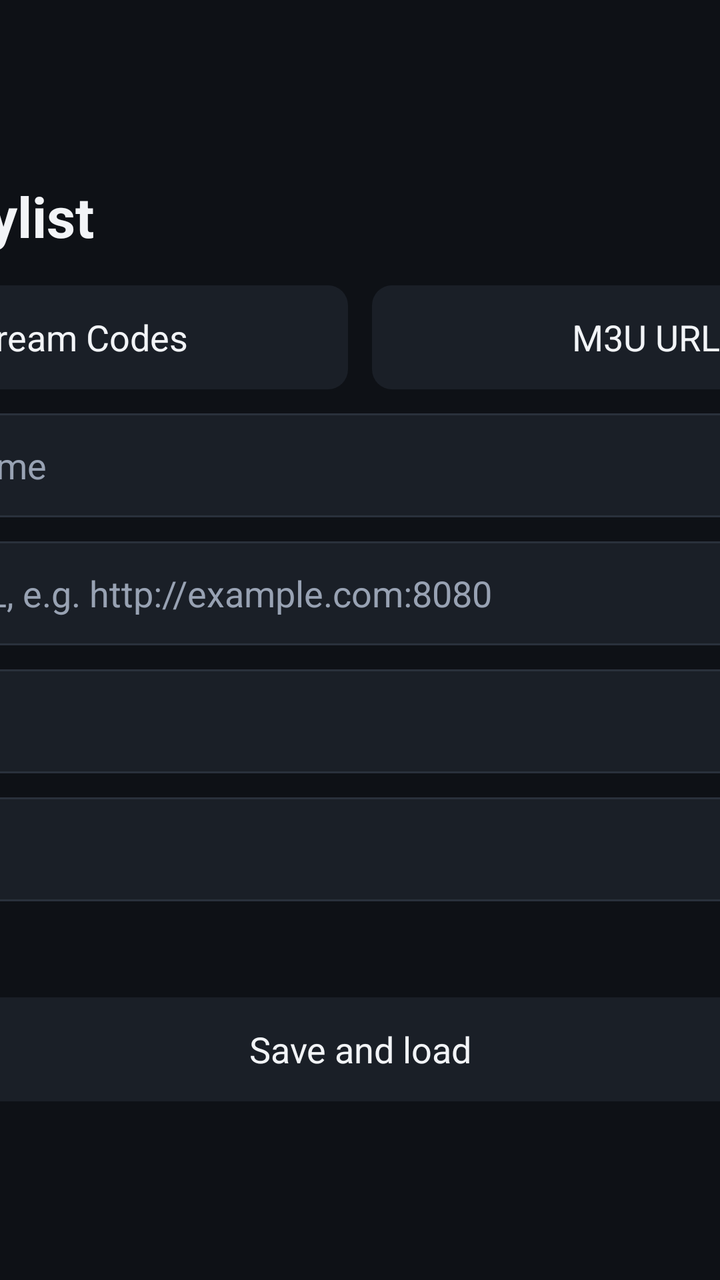
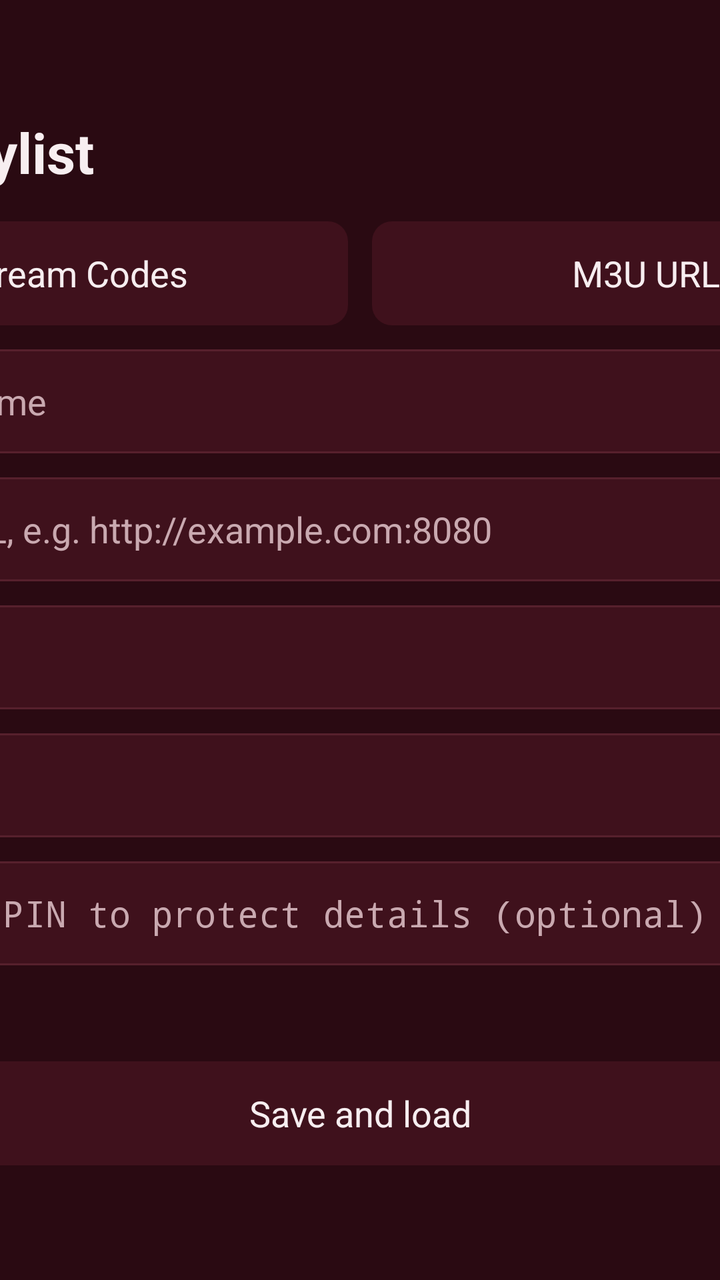

Before-and-after screenshots of an Android layout around one commit, followed by the original layout XML and the change that was made.
<!-- AndroidManifest.xml: application theme Theme.IptvPlayer -->
<!-- res/layout/screen_add_playlist.xml -->
<?xml version="1.0" encoding="utf-8"?>
<FrameLayout xmlns:android="http://schemas.android.com/apk/res/android"
    android:layout_width="match_parent"
    android:layout_height="match_parent"
    android:background="@color/background">

    <LinearLayout
        android:layout_width="560dp"
        android:layout_height="wrap_content"
        android:layout_gravity="center"
        android:orientation="vertical">

        <TextView
            style="@style/Text.Title"
            android:layout_width="wrap_content"
            android:layout_height="wrap_content"
            android:text="@string/add_playlist" />

        <LinearLayout
            android:layout_width="match_parent"
            android:layout_height="wrap_content"
            android:layout_marginTop="16dp"
            android:orientation="horizontal">

            <TextView
                android:id="@+id/mode_xtream"
                style="@style/TileButton"
                android:layout_width="0dp"
                android:layout_weight="1"
                android:text="@string/mode_xtream" />

            <TextView
                android:id="@+id/mode_m3u"
                style="@style/TileButton"
                android:layout_width="0dp"
                android:layout_marginStart="12dp"
                android:layout_weight="1"
                android:text="@string/mode_m3u" />
        </LinearLayout>

        <EditText
            android:id="@+id/name"
            style="@style/Input"
            android:hint="@string/hint_name"
            android:importantForAutofill="no"
            android:inputType="text" />

        <EditText
            android:id="@+id/server"
            style="@style/Input"
            android:hint="@string/hint_server"
            android:importantForAutofill="no"
            android:inputType="textUri" />

        <EditText
            android:id="@+id/username"
            style="@style/Input"
            android:hint="@string/hint_username"
            android:importantForAutofill="no"
            android:inputType="textNoSuggestions|textVisiblePassword" />

        <EditText
            android:id="@+id/password"
            style="@style/Input"
            android:hint="@string/hint_password"
            android:importantForAutofill="no"
            android:inputType="textNoSuggestions|textVisiblePassword" />

        <EditText
            android:id="@+id/m3u_url"
            style="@style/Input"
            android:hint="@string/hint_m3u"
            android:importantForAutofill="no"
            android:inputType="textUri"
            android:visibility="gone" />

        <TextView
            android:id="@+id/message"
            style="@style/Text.Secondary"
            android:layout_width="match_parent"
            android:layout_height="wrap_content"
            android:layout_marginTop="12dp"
            android:minHeight="24dp" />

        <TextView
            android:id="@+id/save"
            style="@style/TileButton"
            android:layout_width="match_parent"
            android:layout_marginTop="12dp"
            android:text="@string/save_and_load" />
    </LinearLayout>
</FrameLayout>
<!-- resources referenced by this layout -->
<resources>
  <color name="background">#FF0E1116</color>
  <string name="add_playlist">Add playlist</string>
  <string name="hint_m3u">M3U playlist URL</string>
  <string name="hint_name">Playlist name</string>
  <string name="hint_password">Password</string>
  <string name="hint_server">Server URL, e.g. http://example.com:8080</string>
  <string name="hint_username">Username</string>
  <string name="mode_m3u">M3U URL</string>
  <string name="mode_xtream">Xtream Codes</string>
  <string name="save_and_load">Save and load</string>
  <style name="Text.Secondary" parent="">
          <item name="android:textColor">@color/text_secondary</item>
          <item name="android:textSize">16sp</item>
      </style>
  <style name="Text.Title" parent="">
          <item name="android:textColor">@color/text_primary</item>
          <item name="android:textSize">28sp</item>
          <item name="android:textStyle">bold</item>
      </style>
  <style name="TileButton" parent="">
          <item name="android:layout_height">52dp</item>
          <item name="android:background">@drawable/bg_tile</item>
          <item name="android:focusable">true</item>
          <item name="android:gravity">center</item>
          <item name="android:paddingStart">20dp</item>
          <item name="android:paddingEnd">20dp</item>
          <item name="android:textColor">@color/text_primary</item>
          <item name="android:textSize">18sp</item>
          <item name="android:stateListAnimator">@null</item>
      </style>
  <style name="Theme.IptvPlayer" parent="android:Theme.Material.NoActionBar.Fullscreen">
          <item name="android:windowBackground">@color/background</item>
          <item name="android:colorBackground">@color/background</item>
          <item name="android:colorAccent">@color/accent</item>
          <item name="android:windowContentOverlay">@null</item>
      </style>
  <!-- drawable bg_input (drawable) -->
  <?xml version="1.0" encoding="utf-8"?>
  <selector xmlns:android="http://schemas.android.com/apk/res/android">
      <item android:state_focused="true">
          <shape android:shape="rectangle">
              <solid android:color="@color/surface" />
              <stroke android:width="2dp" android:color="@color/accent" />
              <corners android:radius="6dp" />
          </shape>
      </item>
      <item>
          <shape android:shape="rectangle">
              <solid android:color="@color/surface" />
              <stroke android:width="1dp" android:color="@color/divider" />
              <corners android:radius="6dp" />
          </shape>
      </item>
  </selector>
  <color name="text_primary">#FFF2F4F7</color>
  <color name="text_secondary">#FF98A2B3</color>
  <!-- drawable bg_tile (drawable) -->
  <?xml version="1.0" encoding="utf-8"?>
  <selector xmlns:android="http://schemas.android.com/apk/res/android">
      <item android:state_focused="true">
          <shape android:shape="rectangle">
              <solid android:color="@color/accent" />
              <corners android:radius="10dp" />
          </shape>
      </item>
      <item>
          <shape android:shape="rectangle">
              <solid android:color="@color/surface" />
              <corners android:radius="10dp" />
          </shape>
      </item>
  </selector>
  <color name="accent">#FF2F80ED</color>
  <color name="surface">#FF1A1F27</color>
  <color name="divider">#FF2A313C</color>
  <!-- unchanged entries left out for length: 1 -->
</resources>

<!-- the commit's change to res/layout/screen_add_playlist.xml (unified diff, before → after) -->
@@ -4,10 +4,19 @@
     android:layout_height="match_parent"
     android:background="@color/background">
 
-    <LinearLayout
+    
+    <ScrollView
         android:layout_width="560dp"
         android:layout_height="wrap_content"
         android:layout_gravity="center"
+        android:paddingTop="24dp"
+        android:paddingBottom="24dp"
+        android:clipToPadding="false"
+        android:scrollbars="none">
+
+    <LinearLayout
+        android:layout_width="match_parent"
+        android:layout_height="wrap_content"
         android:orientation="vertical">
 
         <TextView
@@ -74,13 +83,37 @@
             android:inputType="textUri"
             android:visibility="gone" />
 
-        <TextView
-            android:id="@+id/message"
-            style="@style/Text.Secondary"
+        <EditText
+            android:id="@+id/pin"
+            style="@style/Input"
+            android:hint="@string/hint_pin"
+            android:importantForAutofill="no"
+            android:inputType="numberPassword"
+            android:maxLength="6" />
+
+        <LinearLayout
             android:layout_width="match_parent"
             android:layout_height="wrap_content"
             android:layout_marginTop="12dp"
-            android:minHeight="24dp" />
+            android:gravity="center_vertical"
+            android:minHeight="24dp"
+            android:orientation="horizontal">
+
+            
+            <io.github.sardinemehico.iptvplayer.ui.LoadingDots
+                android:id="@+id/busy"
+                android:layout_width="40dp"
+                android:layout_height="10dp"
+                android:layout_marginEnd="12dp"
+                android:visibility="gone" />
+
+            <TextView
+                android:id="@+id/message"
+                style="@style/Text.Secondary"
+                android:layout_width="0dp"
+                android:layout_height="wrap_content"
+                android:layout_weight="1" />
+        </LinearLayout>
 
         <TextView
             android:id="@+id/save"
@@ -89,4 +122,5 @@
             android:layout_marginTop="12dp"
             android:text="@string/save_and_load" />
     </LinearLayout>
+    </ScrollView>
 </FrameLayout>
<!-- resource entries referenced after the edit -->
@@ -1,10 +1,11 @@
 <!-- resources referenced by this layout -->
 <resources>
-  <color name="background">#FF0E1116</color>
+  <color name="background">#FF2A0A12</color>
   <string name="add_playlist">Add playlist</string>
   <string name="hint_m3u">M3U playlist URL</string>
   <string name="hint_name">Playlist name</string>
   <string name="hint_password">Password</string>
+  <string name="hint_pin">6-digit PIN to protect details (optional)</string>
   <string name="hint_server">Server URL, e.g. http://example.com:8080</string>
   <string name="hint_username">Username</string>
   <string name="mode_m3u">M3U URL</string>
@@ -54,14 +55,21 @@
           </shape>
       </item>
   </selector>
-  <color name="text_primary">#FFF2F4F7</color>
-  <color name="text_secondary">#FF98A2B3</color>
+  <color name="text_primary">#FFF7EEF0</color>
+  <color name="text_secondary">#FFC9A9B0</color>
   <!-- drawable bg_tile (drawable) -->
   <?xml version="1.0" encoding="utf-8"?>
   <selector xmlns:android="http://schemas.android.com/apk/res/android">
       <item android:state_focused="true">
           <shape android:shape="rectangle">
               <solid android:color="@color/accent" />
+              <corners android:radius="10dp" />
+          </shape>
+      </item>
+      
+      <item android:state_activated="true">
+          <shape android:shape="rectangle">
+              <solid android:color="@color/surface_active" />
               <corners android:radius="10dp" />
           </shape>
       </item>
@@ -72,9 +80,10 @@
           </shape>
       </item>
   </selector>
-  <color name="accent">#FF2F80ED</color>
-  <color name="surface">#FF1A1F27</color>
-  <color name="divider">#FF2A313C</color>
+  <color name="accent">#FFB0243F</color>
+  <color name="surface">#FF3F111C</color>
+  <color name="divider">#FF57202D</color>
+  <color name="surface_active">#FF5E1A2A</color>
   <!-- unchanged entries left out for length: 1 -->
 </resources>
 
